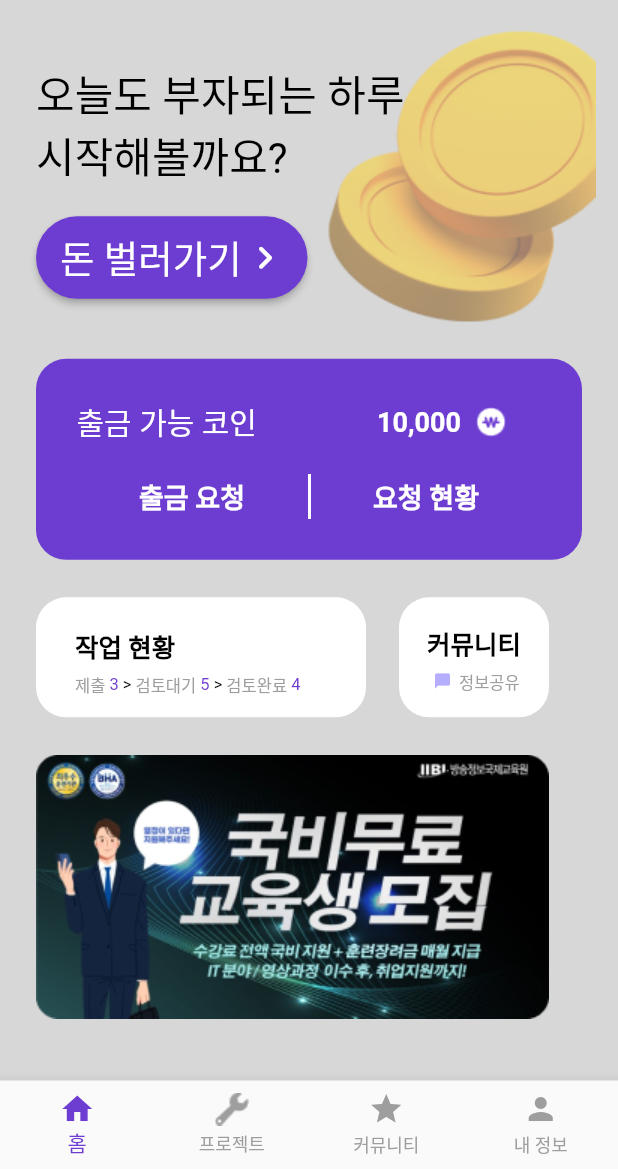
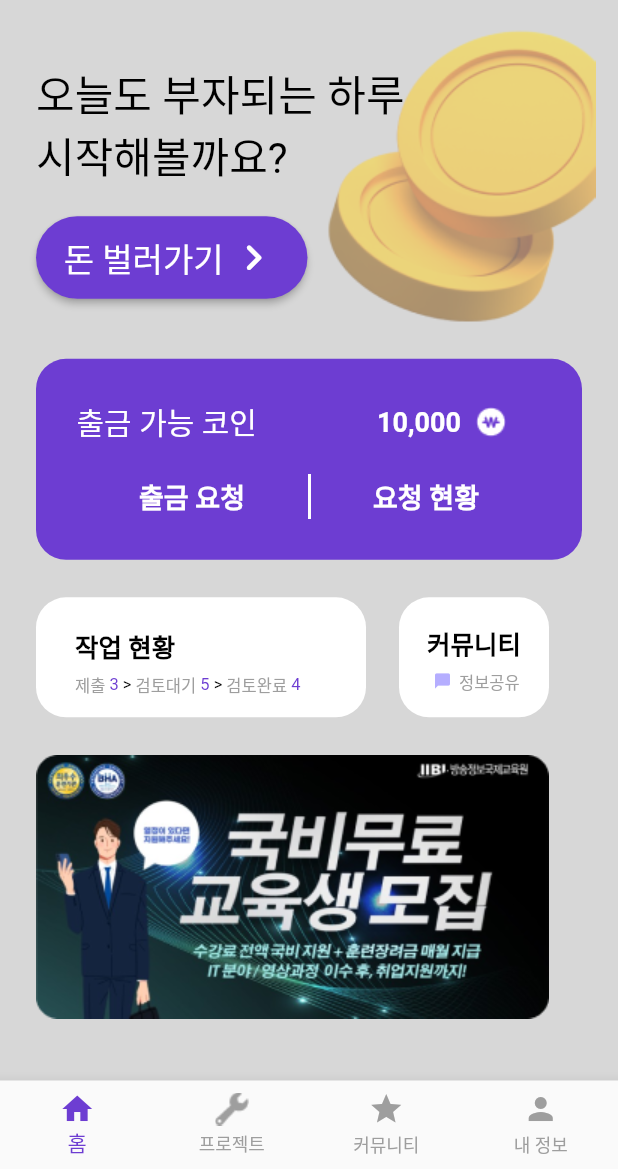
Before and after one commit to NORITHON/LabelEase, a Flutter app: the screen it shows after launch, on a phone screen of 412 x 824 dp, the part 67-1236 px from its top. Run offline on Flutter 3.47's test engine with Material 2 defaults, Android fonts, the phone set to English and light mode, and no system bars; our stand-ins replace cloud_firestore, firebase_auth, firebase_core; accounts and stored records are empty; network calls fail; Roboto replaces fonts that are missing (NanumSquareNeo-cBd, Pretendard-Medium).

Commit message:
update
update

```diff
--- a/lib/page/home_page.dart
+++ b/lib/page/home_page.dart
@@ -110,17 +110,18 @@ class _HomeBodyState extends State<HomeBody> {
                       ),
                       onPressed: () {},
                       child: Row(
+                        mainAxisAlignment: MainAxisAlignment.spaceEvenly,
                         children: const [
                           Text(
                             '돈 벌러가기',
                             style: TextStyle(
-                              fontSize: 25,
+                              fontSize: 22,
                               fontFamily: "NanumSquareNeo-cBd",
                             ),
                           ),
                           Icon(
                             Icons.keyboard_arrow_right_rounded,
-                            size: 31,
+                            size: 35,
                           ),
                         ],
                       ),
```
